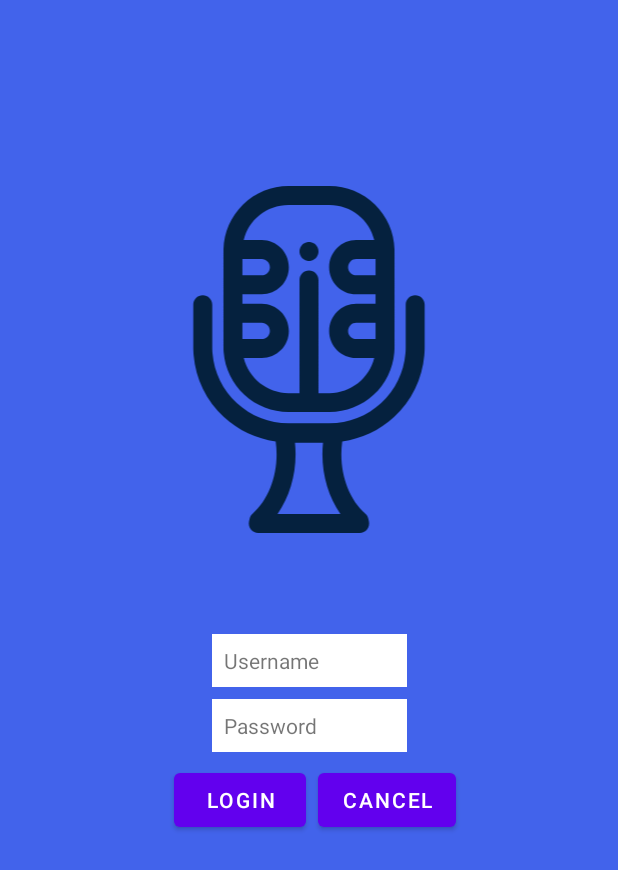
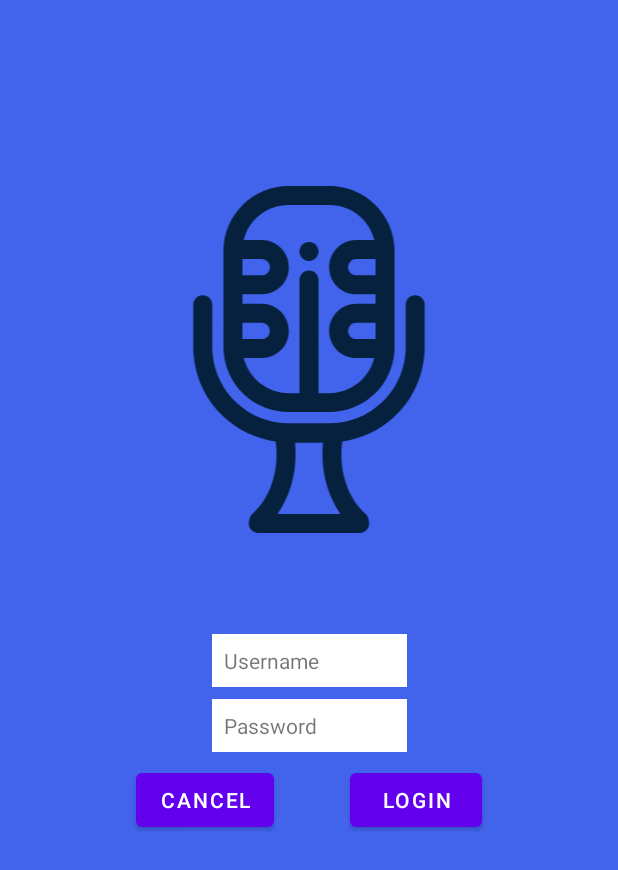
Before and after one commit to JhonnyMcGoleman/Functionalies, an Android app: the layout activity_main.xml on its own in the app's theme, with its tools: preview values and no code run, on a phone screen of 412 x 824 dp. Shown: the top 870 px of the screen. Run offline under Robolectric (Android 15) with nearby library versions, the phone set to English and light mode, and no system bars.

Commit message:
Added guidelines

```diff
--- a/app/src/main/res/layout/activity_main.xml
+++ b/app/src/main/res/layout/activity_main.xml
@@ -41,9 +41,9 @@
         android:text="Login"
         android:layout_margin="8dp"
         app:layout_constraintTop_toBottomOf="@id/password"
-        app:layout_constraintStart_toStartOf="parent"
+        app:layout_constraintEnd_toStartOf="@id/rigide"
         app:layout_constraintEnd_toEndOf="parent"
-        app:layout_constraintHorizontal_bias="0.35">
+        >
     </Button>
     <Button
         android:layout_width="wrap_content"
@@ -51,7 +51,7 @@
         android:text="Cancel"
         android:id="@+id/cancel"
         android:layout_marginLeft="8dp"
-        app:layout_constraintStart_toEndOf="@id/ok"
+        app:layout_constraintStart_toEndOf="@id/leftguide"
         app:layout_constraintTop_toTopOf="@id/ok">
     </Button>
 
@@ -64,4 +64,18 @@
         app:layout_constraintStart_toStartOf="parent"
         app:layout_constraintTop_toTopOf="parent"
         app:srcCompat="@drawable/ic_microphone" />
+    <androidx.constraintlayout.widget.Guideline
+        android:id="@+id/leftguide"
+        android:layout_width="match_parent"
+        android:layout_height="match_parent"
+        android:orientation="vertical"
+        app:layout_constraintGuide_percent="0.20">
+    </androidx.constraintlayout.widget.Guideline>
+    <androidx.constraintlayout.widget.Guideline
+        android:id="@+id/rigide"
+        android:layout_width="match_parent"
+        android:layout_height="match_parent"
+        android:orientation="vertical"
+        app:layout_constraintGuide_percent="0.80">
+    </androidx.constraintlayout.widget.Guideline>
 </androidx.constraintlayout.widget.ConstraintLayout>
```
